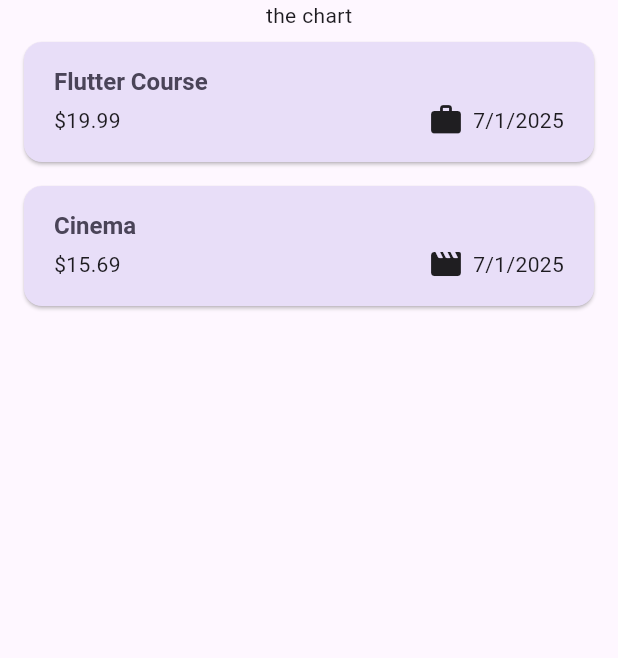
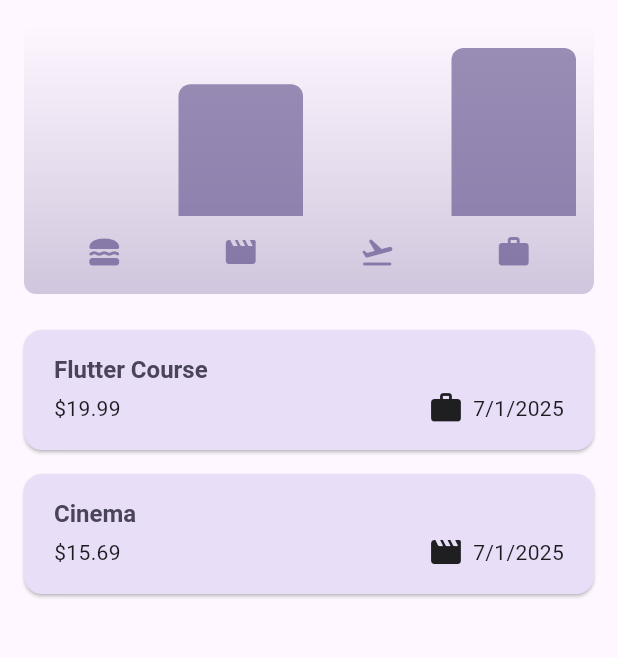
Before and after one commit to husseinalshargi/expenses_tracker, a Flutter app: the screen it shows after launch, on a phone screen of 412 x 824 dp, the part 84-742 px from its top. Run offline on Flutter 3.47's test engine with Material 3 defaults, Android fonts, the phone set to English and light mode, and no system bars.

Commit message:
Add chart and chart bar widgets for expense visualization

```diff
--- a/lib/models/expense.dart
+++ b/lib/models/expense.dart
@@ -12,7 +12,7 @@ const categoryIcons = {
   Category.food: Icons.lunch_dining_rounded,
   Category.travel: Icons.flight_takeoff_rounded,
   Category.leisure: Icons.movie_creation_rounded,
-  Category.work: Icons.work_rounded
+  Category.work: Icons.work_rounded,
 };
 
 class Expense {
@@ -29,7 +29,29 @@ class Expense {
   final DateTime date;
   final Category category;
 
-  String get FormattedDate{
+  String get FormattedDate {
     return formatter.format(date);
   }
 }
+
+class ExpenseBucket {
+  const ExpenseBucket({required this.category, required this.expenses});
+
+  ExpenseBucket.forCategory(List<Expense> allExpenses, this.category)
+    : expenses = allExpenses
+          .where((expense) => expense.category == category)
+          .toList();
+
+  final Category category;
+  final List<Expense> expenses;
+
+  double get totalExpenses {
+    double sum = 0;
+
+    for (final expense in expenses) {
+      sum += expense.amount;
+    }
+
+    return sum;
+  }
+}
--- /dev/null
+++ b/lib/widgets/chart/chart.dart
@@ -0,0 +1,91 @@
+import 'package:flutter/material.dart';
+
+import 'package:expence_traker/widgets/chart/chart_bar.dart';
+import 'package:expence_traker/models/expense.dart';
+
+class Chart extends StatelessWidget {
+  const Chart({super.key, required this.expenses});
+
+  final List<Expense> expenses;
+
+  List<ExpenseBucket> get buckets {
+    return [
+      ExpenseBucket.forCategory(expenses, Category.food),
+      ExpenseBucket.forCategory(expenses, Category.leisure),
+      ExpenseBucket.forCategory(expenses, Category.travel),
+      ExpenseBucket.forCategory(expenses, Category.work),
+    ];
+  }
+
+  double get maxTotalExpense {
+    double maxTotalExpense = 0;
+
+    for (final bucket in buckets) {
+      if (bucket.totalExpenses > maxTotalExpense) {
+        maxTotalExpense = bucket.totalExpenses;
+      }
+    }
+
+    return maxTotalExpense;
+  }
+
+  @override
+  Widget build(BuildContext context) {
+    final isDarkMode =
+        MediaQuery.of(context).platformBrightness == Brightness.dark;
+    return Container(
+      margin: const EdgeInsets.all(16),
+      padding: const EdgeInsets.symmetric(vertical: 16, horizontal: 8),
+      width: double.infinity,
+      height: 180,
+      decoration: BoxDecoration(
+        borderRadius: BorderRadius.circular(8),
+        gradient: LinearGradient(
+          colors: [
+            Theme.of(context).colorScheme.primary.withValues(alpha: 0.3),
+            Theme.of(context).colorScheme.primary.withValues(alpha: 0.0),
+          ],
+          begin: Alignment.bottomCenter,
+          end: Alignment.topCenter,
+        ),
+      ),
+      child: Column(
+        children: [
+          Expanded(
+            child: Row(
+              crossAxisAlignment: CrossAxisAlignment.end,
+              children: [
+                for (final bucket in buckets) // alternative to map()
+                  ChartBar(
+                    fill: bucket.totalExpenses == 0
+                        ? 0
+                        : bucket.totalExpenses / maxTotalExpense,
+                  ),
+              ],
+            ),
+          ),
+          const SizedBox(height: 12),
+          Row(
+            children: buckets
+                .map(
+                  (bucket) => Expanded(
+                    child: Padding(
+                      padding: const EdgeInsets.symmetric(horizontal: 4),
+                      child: Icon(
+                        categoryIcons[bucket.category],
+                        color: isDarkMode
+                            ? Theme.of(context).colorScheme.secondary
+                            : Theme.of(
+                                context,
+                              ).colorScheme.primary.withValues(alpha: 0.7),
+                      ),
+                    ),
+                  ),
+                )
+                .toList(),
+          ),
+        ],
+      ),
+    );
+  }
+}
--- /dev/null
+++ b/lib/widgets/chart/chart_bar.dart
@@ -0,0 +1,34 @@
+import 'package:flutter/material.dart';
+
+class ChartBar extends StatelessWidget {
+  const ChartBar({
+    super.key,
+    required this.fill,
+  });
+
+  final double fill;
+
+  @override
+  Widget build(BuildContext context) {
+    final isDarkMode =
+        MediaQuery.of(context).platformBrightness == Brightness.dark;
+    return Expanded(
+      child: Padding(
+        padding: const EdgeInsets.symmetric(horizontal: 4),
+        child: FractionallySizedBox(
+          heightFactor: fill,
+          child: DecoratedBox(
+            decoration: BoxDecoration(
+              shape: BoxShape.rectangle,
+              borderRadius:
+                  const BorderRadius.vertical(top: Radius.circular(8)),
+              color: isDarkMode
+                  ? Theme.of(context).colorScheme.secondary
+                  : Theme.of(context).colorScheme.primary.withValues(alpha:  0.65),
+            ),
+          ),
+        ),
+      ),
+    );
+  }
+}
--- a/lib/widgets/expenses.dart
+++ b/lib/widgets/expenses.dart
@@ -1,3 +1,4 @@
+import 'package:expence_traker/widgets/chart/chart.dart';
 import 'package:expence_traker/widgets/expenses_list/expenses_list.dart';
 import 'package:expence_traker/models/expense.dart';
 import 'package:expence_traker/widgets/new_expense.dart';
@@ -91,7 +92,7 @@ class _ExpensesState extends State<Expenses> {
       ),
       body: Column(
         children: [
-          const Text('the chart'),
+          Chart(expenses: _registeredExpenses),
           Expanded(child: mainContent),
         ],
       ),
```
